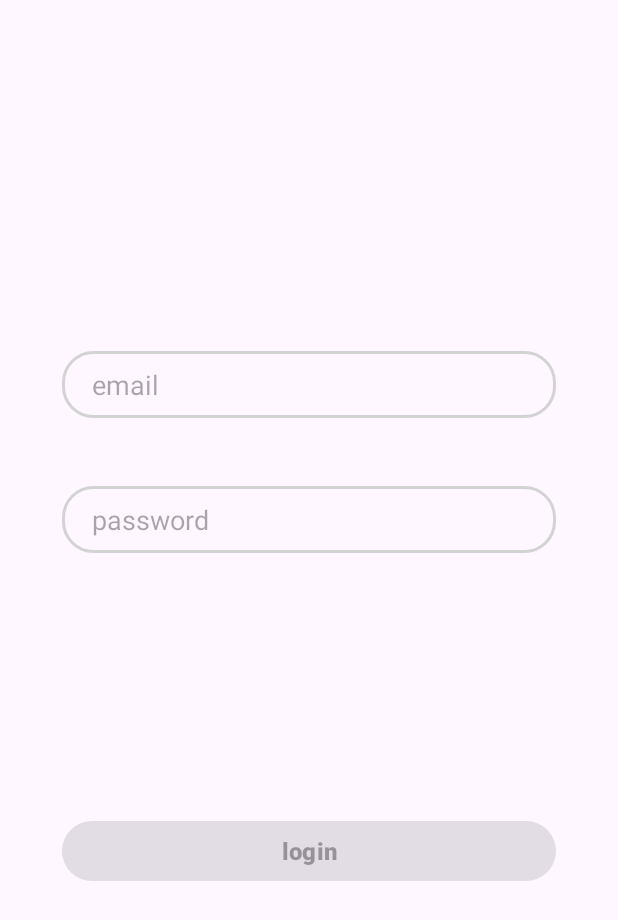
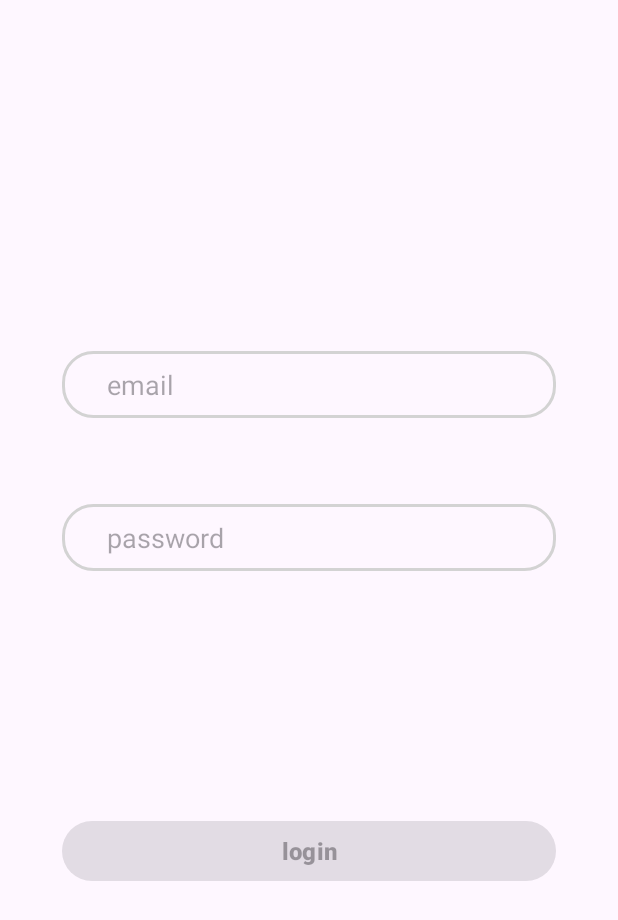
Before and after one commit to Or-Moshe/FinalAndroidProject, an Android app: the layout login_tab_fragement.xml on its own in the app's theme, with its tools: preview values and no code run, on a phone screen of 412 x 824 dp. Shown: the top 920 px of the screen. Run offline under Robolectric (Android 15) with nearby library versions, the phone set to English and light mode, and no system bars; Roboto replaces fonts that are not available here.

Commit message:
fix style

```diff
--- a/app/src/main/java/com/example/finalproject/Adapters/PlaceAutoSuggestAdapter.java
+++ b/app/src/main/java/com/example/finalproject/Adapters/PlaceAutoSuggestAdapter.java
@@ -1,6 +1,7 @@
 package com.example.finalproject.Adapters;
 
 import android.content.Context;
+import android.util.Log;
 import android.widget.ArrayAdapter;
 import android.widget.Filter;
 import android.widget.Filterable;
@@ -48,6 +49,7 @@ public class PlaceAutoSuggestAdapter extends ArrayAdapter implements Filterable
 
                     filterResults.values = results;
                     filterResults.count = results.size();
+                    Log.d("TAG", "performFiltering: " + filterResults.values);
                 }
                 return filterResults;
             }
--- a/app/src/main/res/layout/login_tab_fragement.xml
+++ b/app/src/main/res/layout/login_tab_fragement.xml
@@ -14,7 +14,7 @@
         app:layout_constraintHorizontal_bias=".5"
         android:background="@drawable/edit_text_bg"
         android:hint="@string/email"
-        android:paddingStart="20dp"
+        android:paddingStart="30dp"
         android:paddingTop="10dp"
         android:paddingBottom="10dp"
         app:layout_constraintBottom_toBottomOf="parent"
@@ -30,10 +30,10 @@
         app:layout_constraintVertical_bias=".4"
         android:background="@drawable/edit_text_bg"
         android:hint="@string/password"
-        android:paddingStart="20dp"
+        android:paddingStart="30dp"
         android:paddingTop="10dp"
         android:paddingBottom="10dp"
-        android:layout_marginTop="20dp"
+        android:layout_marginTop="40dp"
         app:layout_constraintBottom_toBottomOf="parent"
         app:layout_constraintEnd_toEndOf="parent"
         app:layout_constraintStart_toStartOf="parent"
--- a/app/src/main/res/layout/signup_tab_fragment.xml
+++ b/app/src/main/res/layout/signup_tab_fragment.xml
@@ -15,7 +15,7 @@
         app:layout_constraintHorizontal_bias=".5"
         android:background="@drawable/edit_text_bg"
         android:hint="@string/email"
-        android:paddingStart="20dp"
+        android:paddingStart="30dp"
         android:paddingTop="10dp"
         android:paddingBottom="10dp"
         app:layout_constraintBottom_toBottomOf="parent"
@@ -32,7 +32,7 @@
         android:paddingStart="20dp"
         android:paddingTop="10dp"
         android:paddingBottom="10dp"
-        android:layout_marginTop="20dp"
+        android:layout_marginTop="40dp"
         app:layout_constraintEnd_toEndOf="parent"
         app:layout_constraintStart_toStartOf="parent"
         app:layout_constraintTop_toBottomOf="@+id/email"
@@ -62,7 +62,7 @@
         android:inputType="textPassword"
         android:background="@drawable/edit_text_bg"
         android:hint="@string/confirm_password"
-        android:paddingStart="20dp"
+        android:paddingStart="30dp"
         android:paddingTop="10dp"
         android:paddingBottom="10dp"
         android:layout_marginTop="20dp"
```
Also changed, not shown: app/src/main/res/layout/fragment_works_form.xml (+0 -14 lines).
